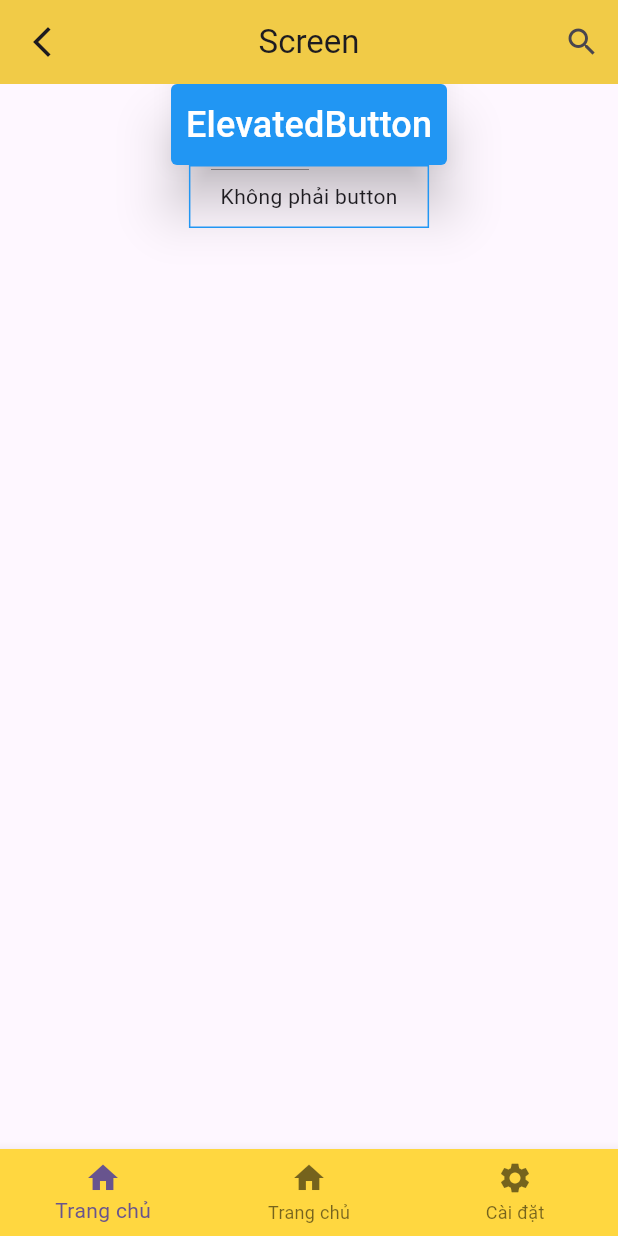
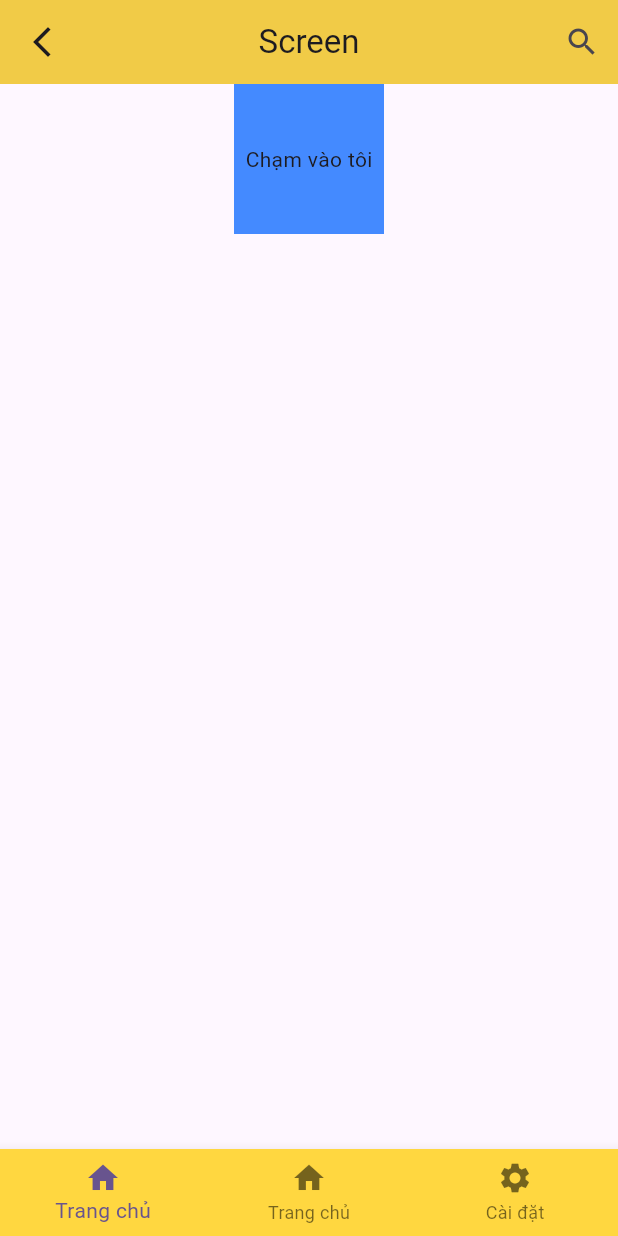
Before and after one commit to huyvu23/learn-flutter, a Flutter app: the screen it shows after launch, on a phone screen of 412 x 824 dp. Run offline on Flutter 3.47's test engine with Material 3 defaults, Android fonts, the phone set to English and light mode, and no system bars.

Commit message:
learn GestureDetector

```diff
--- /dev/null
+++ b/lib/MyGestures.dart
@@ -0,0 +1,67 @@
+import "package:flutter/material.dart";
+
+class MyGestures extends StatelessWidget {
+  const MyGestures({super.key});
+
+  @override
+  Widget build(BuildContext context) {
+    // Trả về Scaffold - widget cung cấp bố cục MUI đơn giản
+    // Màn Hình
+    return Scaffold(
+      appBar: AppBar(
+        title: Text('Screen'),
+        centerTitle: true,
+        backgroundColor: Colors.amberAccent[200],
+        elevation: 4,
+        leading: IconButton(
+          onPressed: () {
+            print('Hello');
+          },
+          icon: Icon(Icons.arrow_back_ios_new),
+        ),
+        actions: [
+          IconButton(
+            onPressed: () {
+              print('Hello');
+            },
+            icon: Icon(Icons.search),
+          ),
+        ],
+      ),
+      // backgroundColor: Colors.red[400],
+      body: Center(
+        child: Column(
+          children: [
+            // GestureDetector - bắt được sự kiện
+            GestureDetector(
+              onDoubleTap: () {
+                print('Double tap');
+              },
+              onPanUpdate: (details) {
+                print('Kéo - di chuyển :${details.delta}');
+              },
+              onTap: () {
+                print('Tap');
+              },
+              child: Container(
+                width: 100,
+                height: 100,
+                color: Colors.blueAccent,
+                child: Center(child: Text('Chạm vào tôi')),
+              ),
+            ),
+          ],
+        ),
+      ),
+
+      bottomNavigationBar: BottomNavigationBar(
+        backgroundColor: Colors.amberAccent[200],
+        items: [
+          BottomNavigationBarItem(icon: Icon(Icons.home), label: 'Trang chủ'),
+          BottomNavigationBarItem(icon: Icon(Icons.home), label: 'Trang chủ'),
+          BottomNavigationBarItem(icon: Icon(Icons.settings), label: 'Cài đặt'),
+        ],
+      ),
+    );
+  }
+}
--- a/lib/main.dart
+++ b/lib/main.dart
@@ -5,7 +5,7 @@ import 'package:flutter/material.dart';
 // import 'MyContainer.dart';
 // import 'MyColumnAndRow.dart';
 // import 'MyButton.dart';
-import 'MyButton2.dart';
+import 'MyGestures.dart';
 
 void main() {
   runApp(const MyApp());
@@ -22,7 +22,7 @@ class MyApp extends StatelessWidget {
       theme: ThemeData(
         colorScheme: ColorScheme.fromSeed(seedColor: Colors.deepPurple),
       ),
-      home: const MyButton2(),
+      home: const MyGestures(),
     );
   }
 }
```
